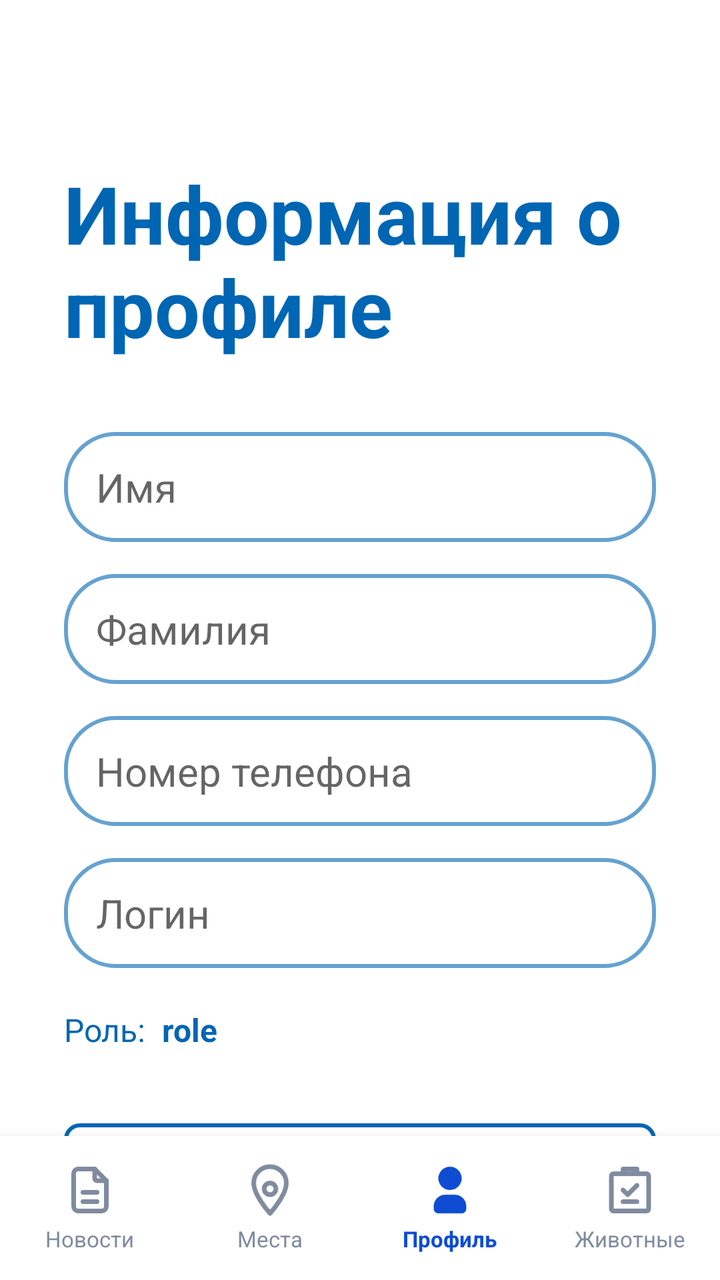
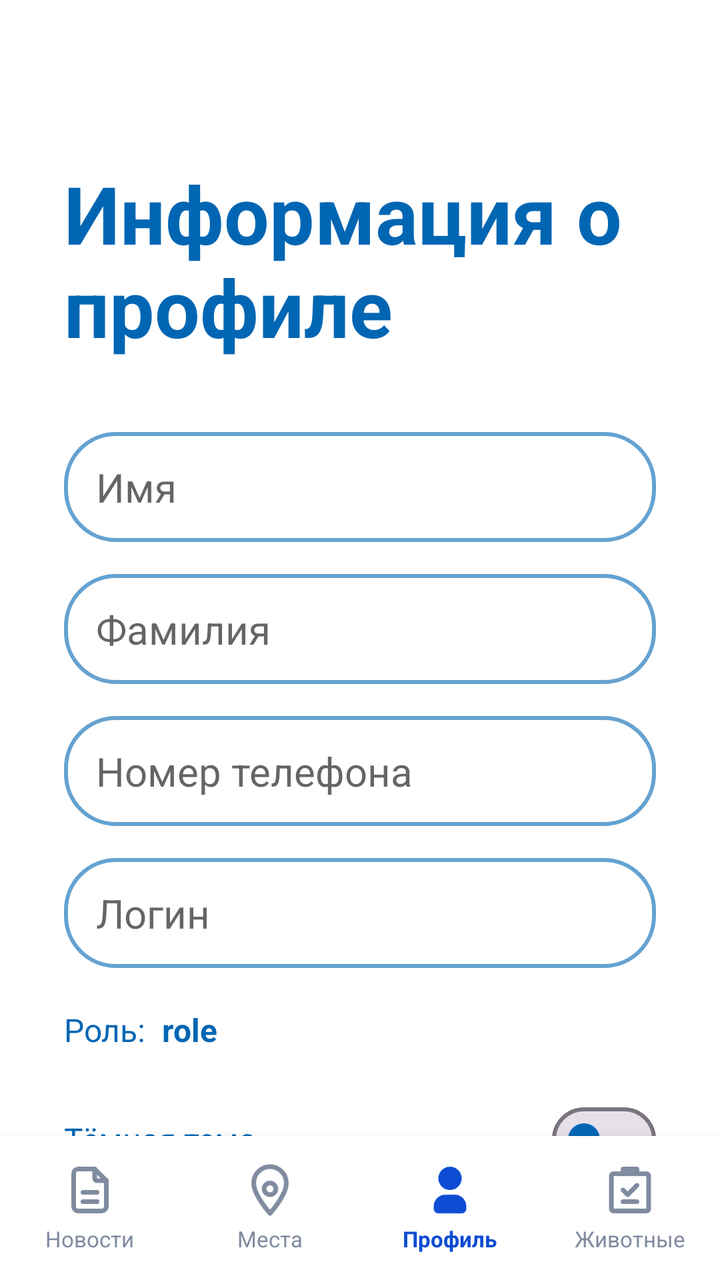

An Android layout rendered at two revisions. The XML below is the earlier revision; the diff shows what the commit changed to produce the second picture.
<!-- AndroidManifest.xml: application theme Theme.VetUslugi -->
<!-- res/layout/fragment_profile_info.xml -->
<?xml version="1.0" encoding="utf-8"?>
<androidx.constraintlayout.widget.ConstraintLayout xmlns:android="http://schemas.android.com/apk/res/android"
    xmlns:app="http://schemas.android.com/apk/res-auto"
    android:layout_width="match_parent"
    android:layout_height="match_parent">

    <androidx.core.widget.NestedScrollView
        android:id="@+id/scrollView"
        android:layout_width="0dp"
        android:layout_height="0dp"
        android:clipToPadding="false"
        android:paddingBottom="16dp"
        app:layout_constraintBottom_toTopOf="@+id/customBottomBar"
        app:layout_constraintEnd_toEndOf="parent"
        app:layout_constraintStart_toStartOf="parent"
        app:layout_constraintTop_toTopOf="parent">

        <androidx.constraintlayout.widget.ConstraintLayout
            android:layout_width="match_parent"
            android:layout_height="wrap_content"
            android:paddingBottom="32dp">

            <TextView
                android:id="@+id/textView11"
                android:layout_width="0dp"
                android:layout_height="wrap_content"
                android:layout_marginStart="32dp"
                android:layout_marginEnd="32dp"
                android:layout_marginTop="80dp"
                android:text="Информация о\nпрофиле"
                android:textColor="@color/blue"
                android:textSize="40sp"
                android:textStyle="bold"
                app:layout_constraintStart_toStartOf="parent"
                app:layout_constraintTop_toTopOf="parent" />

            <EditText
                android:id="@+id/etName"
                android:layout_width="0dp"
                android:layout_height="55dp"
                android:layout_marginStart="32dp"
                android:layout_marginEnd="32dp"
                android:layout_marginTop="36dp"
                android:alpha="0.6"
                android:background="@drawable/rounded_corners"
                android:enabled="false"
                android:inputType="text"
                android:paddingStart="16dp"
                android:paddingEnd="16dp"
                android:text="Имя"
                android:textColor="?android:attr/colorPrimary"
                app:layout_constraintEnd_toEndOf="parent"
                app:layout_constraintStart_toStartOf="parent"
                app:layout_constraintTop_toBottomOf="@+id/textView11" />

            <EditText
                android:id="@+id/etSurname"
                android:layout_width="0dp"
                android:layout_height="55dp"
                android:layout_marginStart="32dp"
                android:layout_marginEnd="32dp"
                android:layout_marginTop="16dp"
                android:alpha="0.6"
                android:background="@drawable/rounded_corners"
                android:enabled="false"
                android:inputType="text"
                android:paddingStart="16dp"
                android:paddingEnd="16dp"
                android:text="Фамилия"
                android:textColor="?android:attr/colorPrimary"
                app:layout_constraintEnd_toEndOf="parent"
                app:layout_constraintStart_toStartOf="parent"
                app:layout_constraintTop_toBottomOf="@+id/etName" />

            <EditText
                android:id="@+id/etPhone"
                android:layout_width="0dp"
                android:layout_height="55dp"
                android:layout_marginStart="32dp"
                android:layout_marginEnd="32dp"
                android:layout_marginTop="16dp"
                android:alpha="0.6"
                android:background="@drawable/rounded_corners"
                android:enabled="false"
                android:inputType="phone"
                android:paddingStart="16dp"
                android:paddingEnd="16dp"
                android:text="Номер телефона"
                android:textColor="?android:attr/colorPrimary"
                app:layout_constraintEnd_toEndOf="parent"
                app:layout_constraintStart_toStartOf="parent"
                app:layout_constraintTop_toBottomOf="@+id/etSurname" />

            <EditText
                android:id="@+id/etLogin"
                android:layout_width="0dp"
                android:layout_height="55dp"
                android:layout_marginStart="32dp"
                android:layout_marginEnd="32dp"
                android:layout_marginTop="16dp"
                android:alpha="0.6"
                android:background="@drawable/rounded_corners"
                android:enabled="false"
                android:inputType="textEmailAddress"
                android:paddingStart="16dp"
                android:paddingEnd="16dp"
                android:text="Логин"
                android:textColor="?android:attr/colorPrimary"
                app:layout_constraintEnd_toEndOf="parent"
                app:layout_constraintStart_toStartOf="parent"
                app:layout_constraintTop_toBottomOf="@+id/etPhone" />

            <LinearLayout
                android:id="@+id/layoutRole"
                android:layout_width="0dp"
                android:layout_height="wrap_content"
                android:layout_marginStart="32dp"
                android:layout_marginEnd="32dp"
                android:layout_marginTop="20dp"
                android:gravity="center_vertical"
                android:orientation="horizontal"
                app:layout_constraintEnd_toEndOf="parent"
                app:layout_constraintStart_toStartOf="parent"
                app:layout_constraintTop_toBottomOf="@+id/etLogin">

                <TextView
                    android:id="@+id/role"
                    android:layout_width="wrap_content"
                    android:layout_height="wrap_content"
                    android:text="Роль:"
                    android:textColor="@color/blue"
                    android:textSize="16sp" />

                <TextView
                    android:id="@+id/tvRole"
                    android:layout_width="wrap_content"
                    android:layout_height="wrap_content"
                    android:layout_marginStart="8dp"
                    android:text="role"
                    android:textColor="@color/blue"
                    android:textSize="16sp"
                    android:textStyle="bold" />

            </LinearLayout>

            <Button
                android:id="@+id/btnEditInformation"
                android:layout_width="0dp"
                android:layout_height="55dp"
                android:layout_marginStart="32dp"
                android:layout_marginEnd="32dp"
                android:layout_marginTop="32dp"
                android:text="Редактировать информацию"
                app:layout_constraintEnd_toEndOf="parent"
                app:layout_constraintStart_toStartOf="parent"
                app:layout_constraintTop_toBottomOf="@+id/layoutRole" />

            <TextView
                android:id="@+id/btnLogOut"
                android:layout_width="wrap_content"
                android:layout_height="wrap_content"
                android:layout_marginTop="24dp"
                android:text="Выйти"
                android:textColor="@color/red"
                android:textSize="16sp"
                android:textStyle="bold"
                app:layout_constraintEnd_toEndOf="parent"
                app:layout_constraintStart_toStartOf="parent"
                app:layout_constraintTop_toBottomOf="@+id/btnEditInformation" />

        </androidx.constraintlayout.widget.ConstraintLayout>

    </androidx.core.widget.NestedScrollView>

    <include
        android:id="@+id/customBottomBar"
        layout="@layout/nav_bar4"
        android:layout_width="match_parent"
        android:layout_height="72dp"
        app:layout_constraintBottom_toBottomOf="parent" />

</androidx.constraintlayout.widget.ConstraintLayout>
<!-- res/layout/nav_bar4.xml (included above) -->
<?xml version="1.0" encoding="utf-8"?>
<LinearLayout
    xmlns:android="http://schemas.android.com/apk/res/android"
    android:id="@+id/customBottomBar"
    android:layout_width="match_parent"
    android:layout_height="72dp"
    android:orientation="horizontal"
    android:background="?android:attr/background"
    android:gravity="center"
    android:weightSum="4"
    android:elevation="8dp">

    
    <LinearLayout
        android:id="@+id/nav_news"
        android:layout_width="0dp"
        android:layout_height="match_parent"
        android:layout_weight="1"
        android:gravity="center"
        android:orientation="vertical"
        android:paddingTop="8dp"
        android:paddingBottom="8dp">
        <ImageView
            android:id="@+id/icon_news"
            android:layout_width="28dp"
            android:layout_height="28dp"
            android:src="@drawable/news" />
        <TextView
            android:layout_width="wrap_content"
            android:layout_height="wrap_content"
            android:layout_marginTop="3dp"
            android:text="Новости"
            android:textSize="11sp"
            android:textColor="@color/icon_gray" />
    </LinearLayout>

    
    <LinearLayout
        android:id="@+id/nav_places"
        android:layout_width="0dp"
        android:layout_height="match_parent"
        android:layout_weight="1"
        android:gravity="center"
        android:orientation="vertical"
        android:paddingTop="8dp"
        android:paddingBottom="8dp">
        <ImageView
            android:id="@+id/icon_places"
            android:layout_width="28dp"
            android:layout_height="28dp"
            android:src="@drawable/places" />
        <TextView
            android:layout_width="wrap_content"
            android:layout_height="wrap_content"
            android:layout_marginTop="3dp"
            android:text="Места"
            android:textSize="11sp"
            android:textColor="@color/icon_gray" />
    </LinearLayout>

    
    <LinearLayout
        android:id="@+id/nav_profile"
        android:layout_width="0dp"
        android:layout_height="match_parent"
        android:layout_weight="1"
        android:gravity="center"
        android:orientation="vertical"
        android:paddingTop="8dp"
        android:paddingBottom="8dp">
        <ImageView
            android:id="@+id/icon_profile"
            android:layout_width="28dp"
            android:layout_height="28dp"
            android:src="@drawable/profileselected" />
        <TextView
            android:layout_width="wrap_content"
            android:layout_height="wrap_content"
            android:layout_marginTop="3dp"
            android:text="Профиль"
            android:textSize="11sp"
            android:textColor="@color/icon_blue"
            android:textStyle="bold" />
    </LinearLayout>

    
    <LinearLayout
        android:id="@+id/nav_survey"
        android:layout_width="0dp"
        android:layout_height="match_parent"
        android:layout_weight="1"
        android:gravity="center"
        android:orientation="vertical"
        android:paddingTop="8dp"
        android:paddingBottom="8dp">
        <ImageView
            android:id="@+id/icon_survey"
            android:layout_width="28dp"
            android:layout_height="28dp"
            android:src="@drawable/survey" />
        <TextView
            android:layout_width="wrap_content"
            android:layout_height="wrap_content"
            android:layout_marginTop="3dp"
            android:text="Животные"
            android:textSize="11sp"
            android:textColor="@color/icon_gray" />
    </LinearLayout>

</LinearLayout>
<!-- resources referenced by this layout -->
<resources>
  <color name="blue">#0066B3</color>
  <color name="icon_blue">#0D4CD3</color>
  <color name="icon_gray">#808B9F</color>
  <color name="red">#EE2F53</color>
  <!-- drawable places (drawable) -->
  <vector xmlns:android="http://schemas.android.com/apk/res/android"
      android:width="24dp"
      android:height="24dp"
      android:viewportWidth="24"
      android:viewportHeight="24">
    <path
        android:pathData="M12,2C8.13,2 5,5.13 5,9c0,5.25 7,13 7,13s7,-7.75 7,-13c0,-3.87 -3.13,-7 -7,-7z"
        android:strokeLineJoin="round"
        android:strokeWidth="2"
        android:fillColor="#00000000"
        android:strokeColor="@color/icon_gray"
        android:strokeLineCap="round"/>
    <path
        android:pathData="M12,11.5m-2.5,0a2.5,2.5 0,1 1,5 0a2.5,2.5 0,1 1,-5 0"
        android:strokeLineJoin="round"
        android:strokeWidth="2"
        android:fillColor="#00000000"
        android:strokeColor="@color/icon_gray"
        android:strokeLineCap="round"/>
  </vector>
  <!-- drawable profileselected (drawable) -->
  <vector xmlns:android="http://schemas.android.com/apk/res/android"
      android:width="24dp"
      android:height="24dp"
      android:viewportWidth="24"
      android:viewportHeight="24">
    <path
        android:pathData="M12,2a5,5 0,1 1,-5 5l0.005,-0.217a5,5 0,0 1,4.995 -4.783z"
        android:fillColor="@color/icon_blue"/>
    <path
        android:pathData="M14,14a5,5 0,0 1,5 5v1a2,2 0,0 1,-2 2h-10a2,2 0,0 1,-2 -2v-1a5,5 0,0 1,5 -5h4z"
        android:fillColor="@color/icon_blue"/>
  </vector>
  <style name="Theme.VetUslugi" parent="Base.Theme.VetUslugi" />
  <style name="Base.Theme.VetUslugi" parent="Theme.Material3.DayNight.NoActionBar">
  
          <item name="materialButtonStyle">@style/Button</item>
          <item name="android:textViewStyle">@style/TextView</item>
          <item name="editTextStyle">@style/EditText</item>
          <item name="checkboxStyle">@style/BlueCheckBoxStyle</item>
  
          <item name="android:background">@color/white</item>
          <item name="colorPrimary">@color/black</item>
      </style>
  <style name="Button" parent="Widget.Material3.Button">
          <item name="shapeAppearanceOverlay">@style/ShapeAppearance.VetUslugi.Button</item>
          <item name="backgroundTint">@android:color/white</item>
          <item name="strokeColor">@color/blue</item>
          <item name="strokeWidth">2dp</item>
          <item name="android:textColor">@color/blue</item>
          <item name="android:textSize">20sp</item>
      </style>
  <style name="TextView" parent="android:Widget.TextView">
          <item name="android:textSize">20sp</item>
          <item name="android:textColor">@color/black</item>
      </style>
  <style name="EditText" parent="android:Widget.EditText">
          <item name="android:textColorHint">@color/light_blue</item>
          <item name="android:textSize">20sp</item>
          <item name="android:textColor">@color/blue</item>
          <item name="android:background">@drawable/rounded_corners</item>
      </style>
  <style name="BlueCheckBoxStyle" parent="Widget.AppCompat.CompoundButton.CheckBox">
          <item name="android:buttonTint">@color/checkbox_blue_tint</item>
      </style>
  <color name="white">#FFFFFF</color>
  <color name="black">#000000</color>
  <style name="ShapeAppearance.VetUslugi.Button" parent="ShapeAppearance.MaterialComponents.SmallComponent">
          <item name="cornerFamily">rounded</item>
          <item name="cornerSize">8dp</item>
      </style>
  <color name="light_blue">#85ACFF</color>
  <!-- unchanged entries left out for length: 3 -->
</resources>

<!-- the commit's change to res/layout/fragment_profile_info.xml (unified diff, before → after) -->
@@ -143,17 +143,46 @@
 
             </LinearLayout>
 
+            <LinearLayout
+                android:id="@+id/layoutTheme"
+                android:layout_width="0dp"
+                android:layout_height="wrap_content"
+                android:layout_marginStart="32dp"
+                android:layout_marginEnd="32dp"
+                android:layout_marginTop="20dp"
+                android:gravity="center_vertical"
+                android:orientation="horizontal"
+                app:layout_constraintEnd_toEndOf="parent"
+                app:layout_constraintStart_toStartOf="parent"
+                app:layout_constraintTop_toBottomOf="@+id/layoutRole">
+
+                <TextView
+                    android:layout_width="0dp"
+                    android:layout_height="wrap_content"
+                    android:layout_weight="1"
+                    android:text="Тёмная тема"
+                    android:textColor="@color/blue"
+                    android:textSize="16sp" />
+
+                <com.google.android.material.materialswitch.MaterialSwitch
+                    android:id="@+id/switchTheme"
+                    android:layout_width="wrap_content"
+                    android:layout_height="wrap_content"
+                    app:thumbTint="@color/blue" />
+
+            </LinearLayout>
+
             <Button
                 android:id="@+id/btnEditInformation"
                 android:layout_width="0dp"
                 android:layout_height="55dp"
                 android:layout_marginStart="32dp"
                 android:layout_marginEnd="32dp"
-                android:layout_marginTop="32dp"
+                android:layout_marginTop="24dp"
                 android:text="Редактировать информацию"
                 app:layout_constraintEnd_toEndOf="parent"
                 app:layout_constraintStart_toStartOf="parent"
-                app:layout_constraintTop_toBottomOf="@+id/layoutRole" />
+                app:layout_constraintTop_toBottomOf="@+id/layoutTheme" />
 
             <TextView
                 android:id="@+id/btnLogOut"
